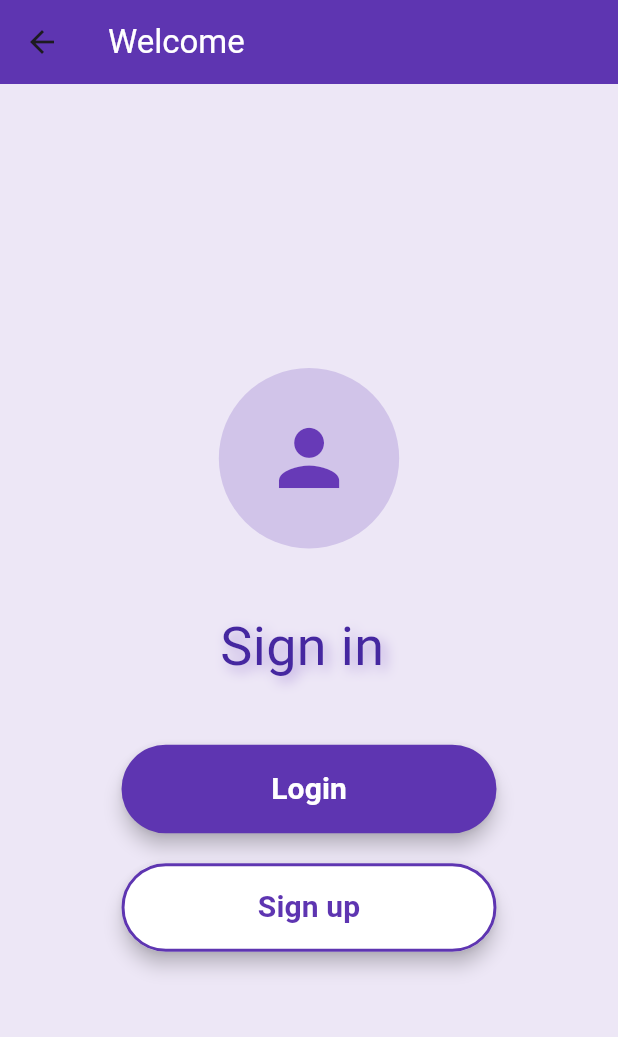
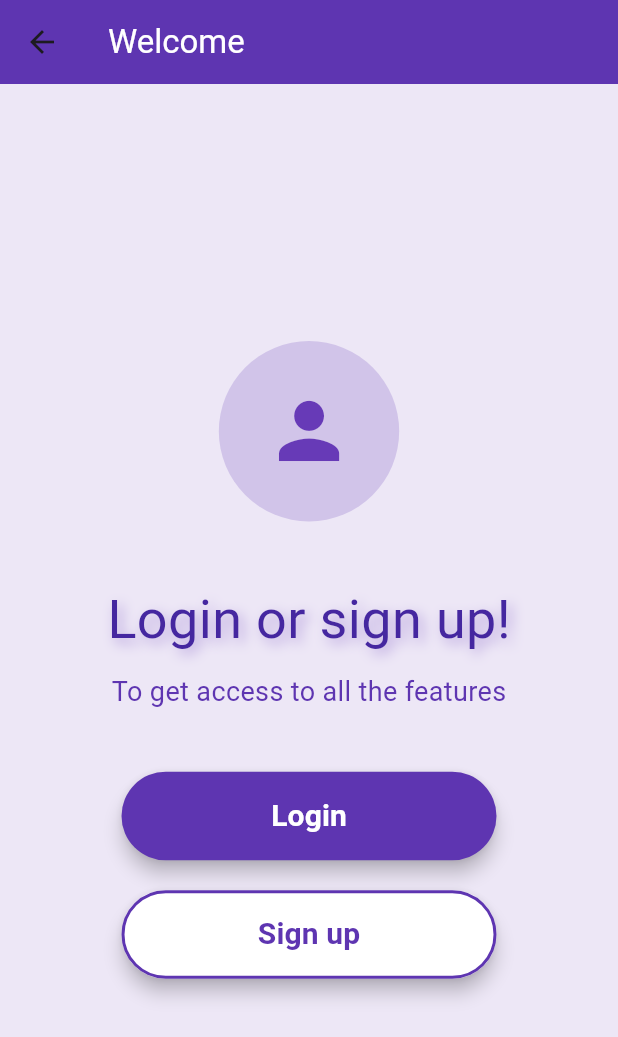
Before and after one commit to KhalilHen/30-seconds, a Flutter app: the AccountPage screen opened directly, on a phone screen of 412 x 824 dp. Shown: the top 1037 px of the screen. Run offline on Flutter 3.47's test engine with Material 3 defaults, Android fonts, the phone set to English and light mode, and no system bars; our stand-ins replace audioplayers.

Commit message:
Adjusted the text and styling

```diff
--- a/thirty_seconds/lib/pages/account-page.dart
+++ b/thirty_seconds/lib/pages/account-page.dart
@@ -67,8 +67,28 @@ class _AccountPageState extends State<AccountPage> with SingleTickerProviderStat
               height: 40,
             ),
             Text(
-              "Sign in ",
-              style: TextStyle(fontSize: 36, color: Colors.deepPurple[800], shadows: [Shadow(blurRadius: 10, color: Colors.deepPurple[200]!, offset: const Offset(3, 3))]),
+              "Login or sign up!",
+              style: TextStyle(
+                fontSize: 36,
+                color: Colors.deepPurple[800],
+                shadows: [
+                  Shadow(
+                    blurRadius: 10,
+                    color: Colors.deepPurple[200]!,
+                    offset: const Offset(3, 3),
+                  ),
+                ],
+              ),
+            ),
+            SizedBox(
+              height: 10,
+            ),
+            Text(
+              "To get access to all the features",
+              style: TextStyle(
+                fontSize: 18,
+                color: Colors.deepPurple[600],
+              ),
             ),
             SizedBox(
               height: 40,
```
